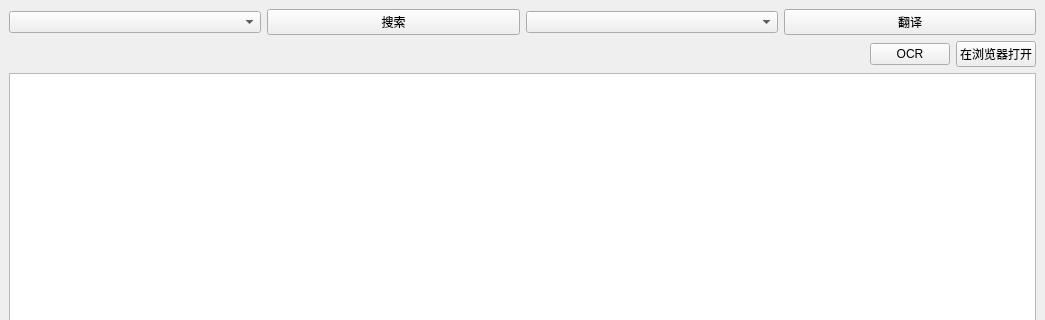
Before: the Qt Designer form untitled.ui in xushengfeng/Information-portal, drawn with Qt 5; both pictures show x 0 to 1045 and y 0 to 320 of the 1045 by 742 pixel window.
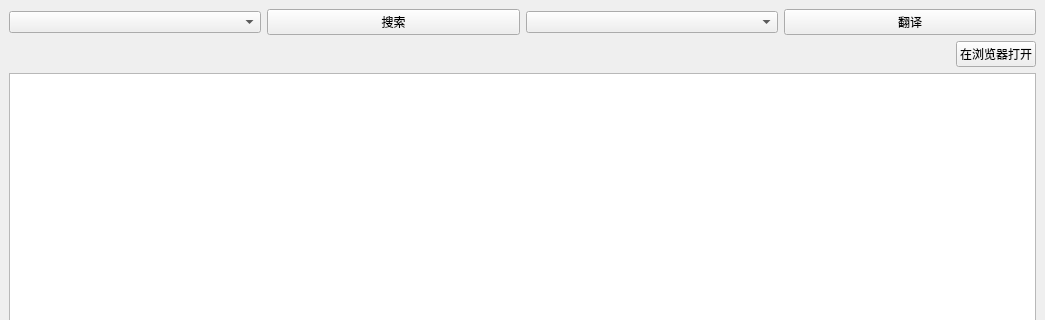
After: the same form once the commit is applied.

Patch:
```diff
--- a/untitled.ui
+++ b/untitled.ui
@@ -44,7 +44,7 @@
      </layout>
     </item>
     <item>
-     <layout class="QHBoxLayout" name="horizontalLayout" stretch="0,0,0">
+     <layout class="QHBoxLayout" name="horizontalLayout" stretch="0,0">
       <item>
        <spacer name="horizontalSpacer">
         <property name="orientation">
@@ -58,22 +58,6 @@
         </property>
        </spacer>
       </item>
-      <item>
-       <widget class="QPushButton" name="pushButton_3">
-        <property name="sizePolicy">
-         <sizepolicy hsizetype="Fixed" vsizetype="Fixed">
-          <horstretch>0</horstretch>
-          <verstretch>0</verstretch>
-         </sizepolicy>
-        </property>
-        <property name="layoutDirection">
-         <enum>Qt::LeftToRight</enum>
-        </property>
-        <property name="text">
-         <string>OCR</string>
-        </property>
-       </widget>
-      </item>
       <item>
        <widget class="QPushButton" name="pushButton_4">
         <property name="sizePolicy">
```
